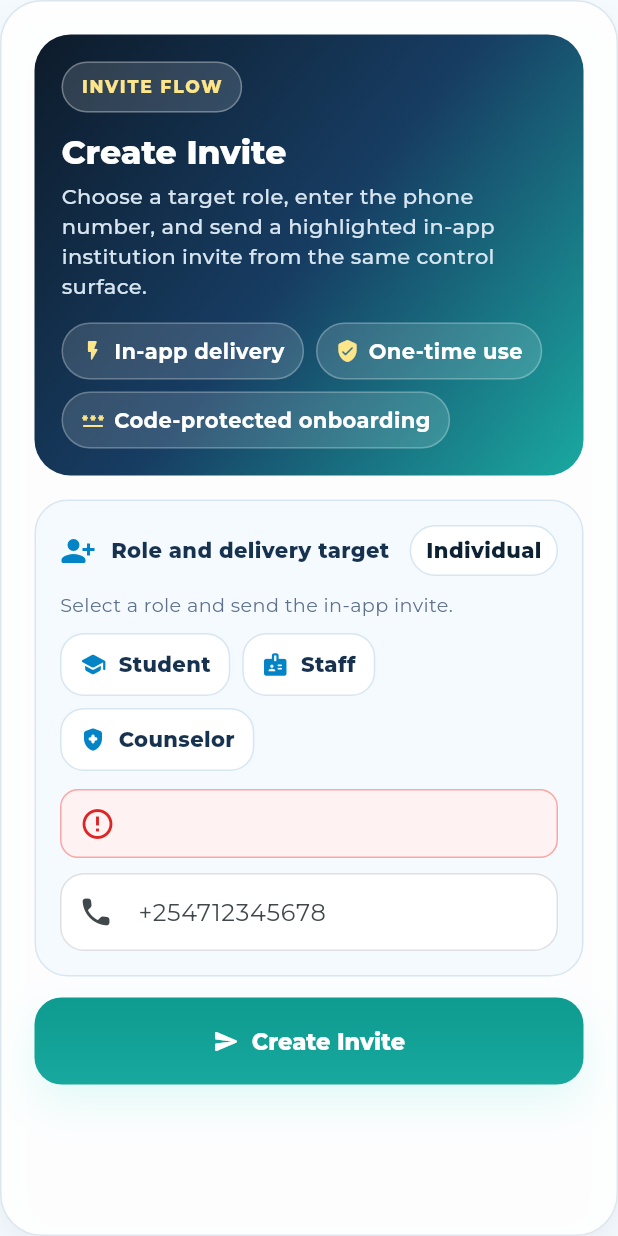
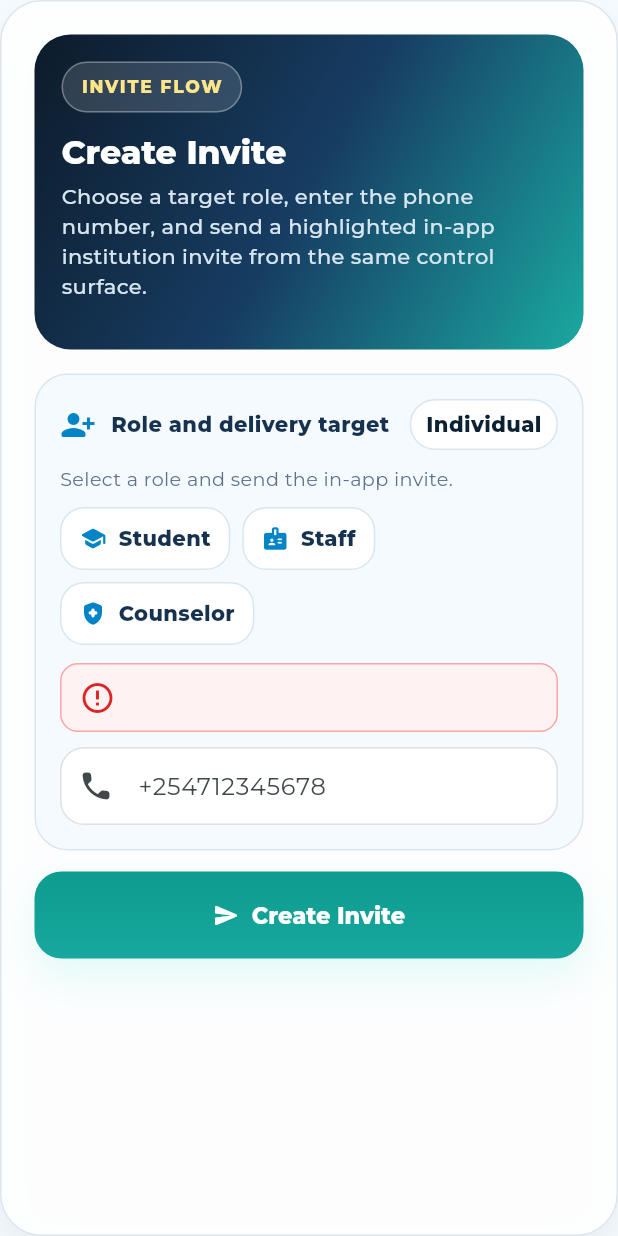
Before and after one commit to legendofarry/mindnest, a Flutter app: the _InviteComposer widget shown alone on an empty page, opened directly with empty values, on a phone screen of 412 x 824 dp. Run offline on Flutter 3.47's test engine with Material 3 defaults, Android fonts, the phone set to English and light mode, and no system bars; our stand-ins replace cloud_firestore, firebase_auth, firebase_core, firebase_messaging, flutter_local_notifications, flutter_riverpod and 7 more; missing offline and left inert: dart_jsonwebtoken, livekit_client; accounts and stored records are empty.

Commit message:
test - Removed the invite meta pills (In-app delivery, One-time use, Code-protected onboarding) from the institution admin screen

```diff
--- a/lib/features/institutions/presentation/institution_admin_screen.dart
+++ b/lib/features/institutions/presentation/institution_admin_screen.dart
@@ -3183,24 +3183,7 @@ class _InviteComposer extends StatelessWidget {
                     ),
                   ),
                   const SizedBox(height: 14),
-                  const Wrap(
-                    spacing: 8,
-                    runSpacing: 8,
-                    children: [
-                      _InviteMetaPill(
-                        icon: Icons.flash_on_rounded,
-                        label: 'In-app delivery',
-                      ),
-                      _InviteMetaPill(
-                        icon: Icons.verified_user_rounded,
-                        label: 'One-time use',
-                      ),
-                      _InviteMetaPill(
-                        icon: Icons.password_rounded,
-                        label: 'Code-protected onboarding',
-                      ),
-                    ],
-                  ),
+                  const SizedBox.shrink(),
                 ],
               ),
             ),
```
